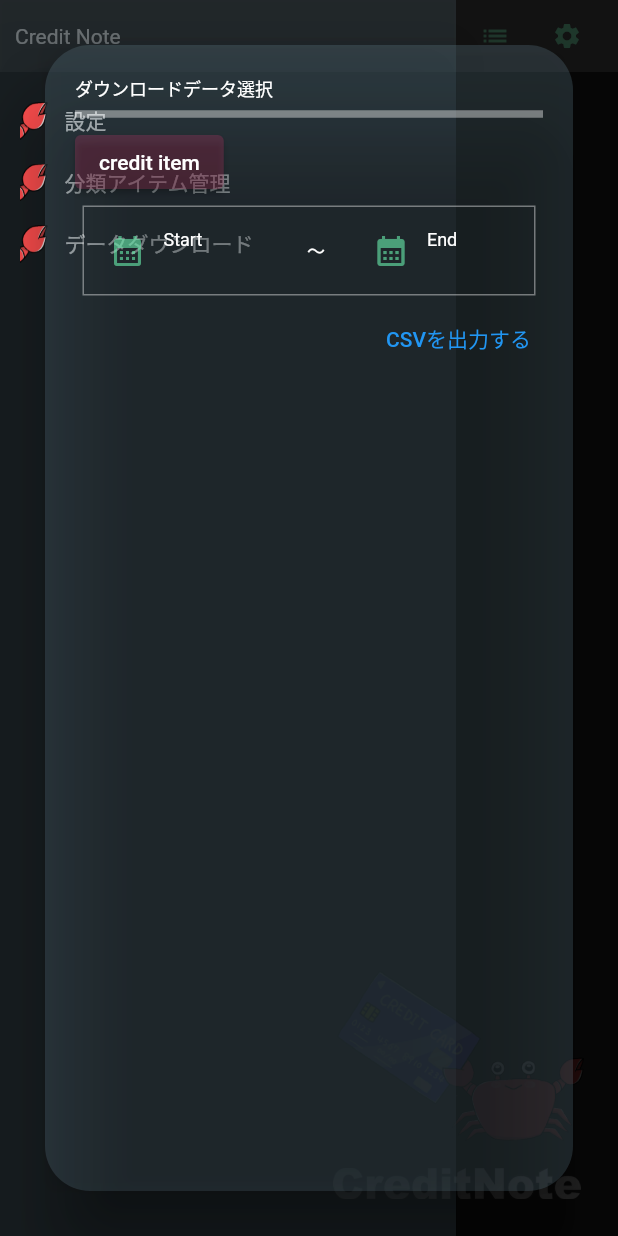
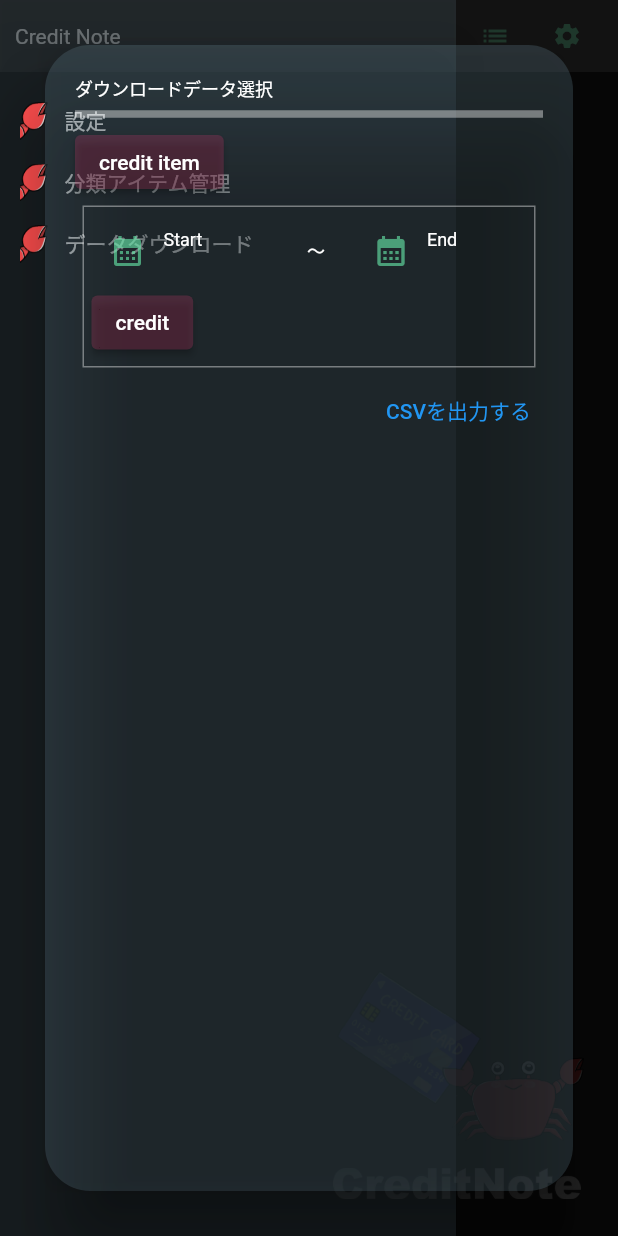
Before and after one commit to toyotarou/app_creditnote-2, a Flutter app: the screen it shows after launch, in the side drawer, after a tap on "データダウンロード", on a phone screen of 412 x 824 dp. Run offline on Flutter 3.47's test engine with Material 3 defaults, Android fonts, the phone set to English and light mode, and no system bars; our stand-ins replace flutter_colorpicker, flutter_hooks, flutter_slidable, freezed_annotation, google_fonts, hooks_riverpod and 1 more; missing offline and left inert: charset_converter, drag_and_drop_lists, external_path; accounts and stored records are empty; generated files the repository leaves out were written again; Roboto replaces fonts that are missing (Kiwi Maru, KiwiMaru).

Commit message:
commit 20240515

```diff
--- a/lib/screens/components/download_data_list_alert.dart
+++ b/lib/screens/components/download_data_list_alert.dart
@@ -10,6 +10,8 @@ import 'package:isar/isar.dart';
 
 import '../../collections/credit.dart';
 import '../../collections/credit_detail.dart';
+import '../../collections/credit_item.dart';
+import '../../enums/data_download_data_type.dart';
 import '../../extensions/extensions.dart';
 import '../../state/data_download/data_download_notifier.dart';
 import 'parts/credit_dialog.dart';
@@ -24,6 +26,7 @@ class DownloadDataListAlert extends ConsumerStatefulWidget {
     required this.creditList,
     required this.creditDetailList,
     required this.allSameNumFlag,
+    required this.creditItemList,
   });
 
   final Isar isar;
@@ -31,6 +34,7 @@ class DownloadDataListAlert extends ConsumerStatefulWidget {
   final List<Credit> creditList;
   final List<CreditDetail> creditDetailList;
   final bool allSameNumFlag;
+  final List<CreditItem> creditItemList;
 
   ///
   @override
@@ -85,15 +89,23 @@ class _DownloadDataListAlertState extends ConsumerState<DownloadDataListAlert> {
               ),
               Divider(color: Colors.white.withOpacity(0.4), thickness: 5),
               ElevatedButton(
-                onPressed: () {},
-                child: Text('credit item'),
-                style: ElevatedButton.styleFrom(backgroundColor: Colors.pinkAccent.withOpacity(0.2)),
+                onPressed: () {
+                  ref.read(dataDownloadProvider.notifier).setDataType(dataType: DateDownloadDataType.creditItem);
+                },
+                style: ElevatedButton.styleFrom(
+                    backgroundColor: (dataDownloadState.dataType == DateDownloadDataType.creditItem)
+                        ? Colors.yellowAccent.withOpacity(0.3)
+                        : Colors.pinkAccent.withOpacity(0.2)),
+                child: const Text('credit item'),
               ),
               Container(
                 margin: const EdgeInsets.all(5),
                 padding: const EdgeInsets.all(5),
                 decoration: BoxDecoration(border: Border.all(color: Colors.white.withOpacity(0.4))),
-                child: Row(
+                child: Column(
+                  crossAxisAlignment: CrossAxisAlignment.start,
+                  children: [
+                    Row(
                       children: [
                         SizedBox(
                           width: context.screenSize.width * 0.3,
@@ -128,6 +140,18 @@ class _DownloadDataListAlertState extends ConsumerState<DownloadDataListAlert> {
                               children: [const Text('End'), Text(dataDownloadState.endYearMonth)],
                             ),
                           ],
+                        ),
+                      ],
+                    ),
+                    ElevatedButton(
+                      onPressed: () {
+                        ref.read(dataDownloadProvider.notifier).setDataType(dataType: DateDownloadDataType.credit);
+                      },
+                      style: ElevatedButton.styleFrom(
+                          backgroundColor: (dataDownloadState.dataType == DateDownloadDataType.credit)
+                              ? Colors.yellowAccent.withOpacity(0.3)
+                              : Colors.pinkAccent.withOpacity(0.2)),
+                      child: const Text('credit'),
                     ),
                   ],
                 ),
@@ -172,12 +196,38 @@ class _DownloadDataListAlertState extends ConsumerState<DownloadDataListAlert> {
 
     final dataDownloadState = ref.watch(dataDownloadProvider);
 
+    if (dataDownloadState.dataType != null) {
+      switch (dataDownloadState.dataType!) {
+        case DateDownloadDataType.none:
+          break;
+
+        case DateDownloadDataType.credit:
+          outputValuesList = [];
+
+          //=====================//
+          final yearMonthList = <String>[];
+
+          final dateDiff = DateTime.parse('${dataDownloadState.endYearMonth}-01 00:00:00')
+              .difference(DateTime.parse('${dataDownloadState.startYearMonth}-01 '
+                  '00:00:00'))
+              .inDays;
+
+          for (var i = 0; i <= dateDiff; i++) {
+            final day = DateTime.parse('${dataDownloadState.startYearMonth}-01 00:00:00').add(Duration(days: i));
+
+            if (!yearMonthList.contains(day.yyyymm)) {
+              yearMonthList.add(day.yyyymm);
+            }
+          }
+
+          //=====================//
+
           if (dataDownloadState.startYearMonth == '' || dataDownloadState.endYearMonth == '') {
             return Container();
           }
 
-    var startDateTime = DateTime.parse('${dataDownloadState.startYearMonth}-01 00:00:00');
-    var endDateTime = DateTime.parse('${dataDownloadState.endYearMonth}-01 00:00:00');
+          final startDateTime = DateTime.parse('${dataDownloadState.startYearMonth}-01 00:00:00');
+          final endDateTime = DateTime.parse('${dataDownloadState.endYearMonth}-01 00:00:00');
 
           if (endDateTime.isBefore(startDateTime)) {
             Future.delayed(
@@ -197,26 +247,6 @@ class _DownloadDataListAlertState extends ConsumerState<DownloadDataListAlert> {
             );
           }
 
-    //=====================//
-    final yearMonthList = <String>[];
-
-    final dateDiff = DateTime.parse('${dataDownloadState.endYearMonth}-01 00:00:00')
-        .difference(DateTime.parse('${dataDownloadState.startYearMonth}-01 '
-            '00:00:00'))
-        .inDays;
-
-    for (var i = 0; i <= dateDiff; i++) {
-      final day = DateTime.parse('${dataDownloadState.startYearMonth}-01 00:00:00').add(Duration(days: i));
-
-      if (!yearMonthList.contains(day.yyyymm)) {
-        yearMonthList.add(day.yyyymm);
-      }
-    }
-
-    //=====================//
-
-    outputValuesList = [];
-
           yearMonthList.forEach((element) {
             widget.creditDetailList.where((element2) => element2.yearmonth == element).forEach((element3) {
               list.add(Row(
@@ -231,7 +261,9 @@ class _DownloadDataListAlertState extends ConsumerState<DownloadDataListAlert> {
                   getDataCell(data: element3.creditDetailDate, width: 100, alignment: Alignment.topLeft),
                   getDataCell(data: element3.creditDetailItem, width: 120, alignment: Alignment.topLeft),
                   getDataCell(
-                data: element3.creditDetailPrice.toString().toCurrency(), width: 100, alignment: Alignment.topRight),
+                      data: element3.creditDetailPrice.toString().toCurrency(),
+                      width: 100,
+                      alignment: Alignment.topRight),
                   getDataCell(data: element3.creditDetailDescription, width: 300, alignment: Alignment.topLeft),
                 ],
               ));
@@ -248,6 +280,27 @@ class _DownloadDataListAlertState extends ConsumerState<DownloadDataListAlert> {
               ].join(','));
             });
           });
+
+          break;
+
+        case DateDownloadDataType.creditItem:
+          outputValuesList = [];
+
+          widget.creditItemList.forEach((element) {
+            list.add(Row(
+              children: [
+                getDataCell(data: element.name, width: 100, alignment: Alignment.topLeft),
+                getDataCell(data: element.order.toString(), width: 100, alignment: Alignment.topLeft),
+                getDataCell(data: element.color, width: 100, alignment: Alignment.topLeft),
+              ],
+            ));
+
+            outputValuesList.add([element.name, element.order.toString(), '\'${element.color}'].join(','));
+          });
+
+          break;
+      }
+    }
 
     return SingleChildScrollView(
       physics: const BouncingScrollPhysics(),
@@ -299,7 +352,9 @@ class _DownloadDataListAlertState extends ConsumerState<DownloadDataListAlert> {
     final month = now.month.toString().padLeft(2, '0');
     final day = now.day.toString().padLeft(2, '0');
 
-    final dateStr = 'credit_$year$month$day$currentTime';
+    final dataDownloadState = ref.watch(dataDownloadProvider);
+
+    final dateStr = '${dataDownloadState.dataType!.japanName}_$year$month$day$currentTime';
     final sendFileName = '$dateStr.csv';
 
     final exFilePath = '$externalStoragePublicDirectoryPath/$sendFileName';
--- a/lib/screens/home_screen.dart
+++ b/lib/screens/home_screen.dart
@@ -237,6 +237,7 @@ class _HomeScreenState extends ConsumerState<HomeScreen> with TickerProviderStat
                     creditList: creditList ?? [],
                     creditDetailList: creditDetailList ?? [],
                     allSameNumFlag: allSameNumFlag,
+                    creditItemList: creditItemList ?? [],
                   ),
                 );
               },
```
Lines whose indentation alone changed are shown as unchanged.
